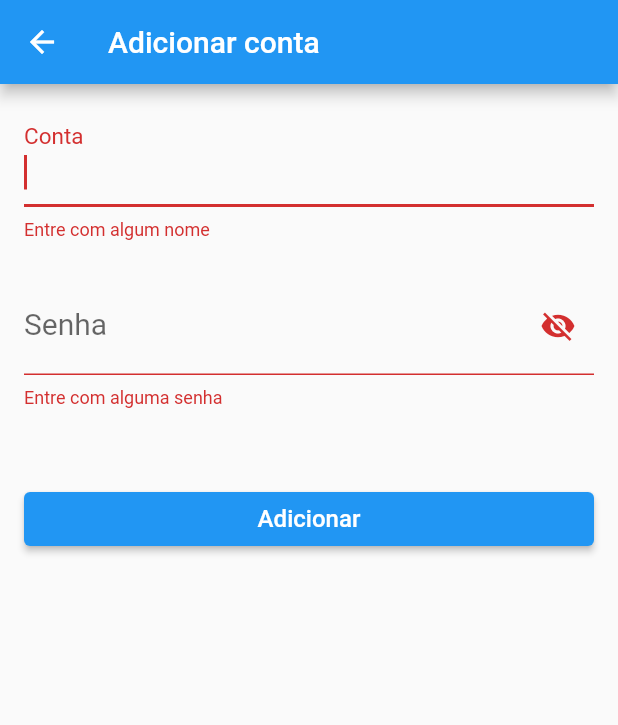
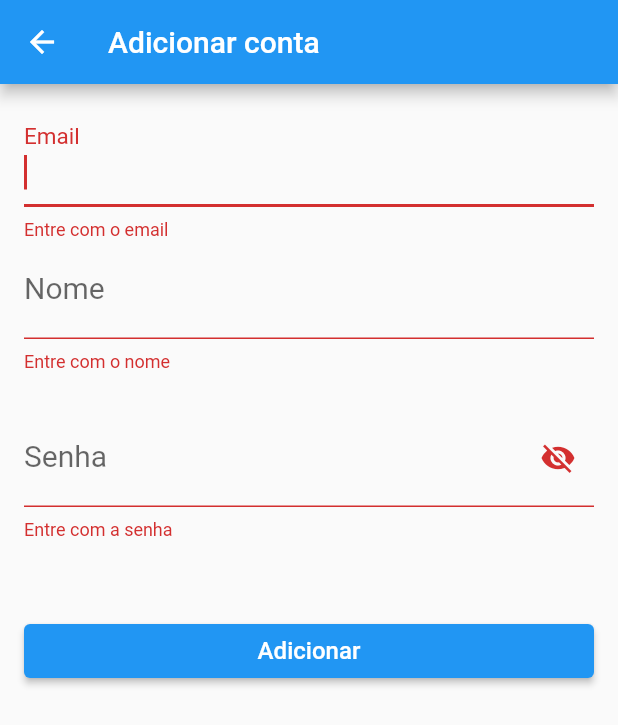
Before and after one commit to oliveira88/pass_manager_flutter, a Flutter app: the AddPassword screen opened directly, after a tap on "Adicionar", on a phone screen of 412 x 824 dp. Shown: the top 725 px of the screen. Run offline on Flutter 3.47's test engine with Material 2 defaults, Android fonts, the phone set to English and light mode, and no system bars; our stand-ins replace flutter_mobx, mobx; generated files the repository leaves out were written again.

Commit message:
Adição do campo email na conta

```diff
--- a/lib/model/account.dart
+++ b/lib/model/account.dart
@@ -4,10 +4,13 @@ part 'account.g.dart';
 class Account = _AccountBase with _$Account;
 
 abstract class _AccountBase with Store {
-  _AccountBase(this.name, this.password);
+  _AccountBase(this.email, this.name, this.password);
   @observable
   String name = '';
 
   @observable
+  String email = '';
+
+  @observable
   String password = '';
 }
--- a/lib/model/account_list.dart
+++ b/lib/model/account_list.dart
@@ -9,8 +9,8 @@ abstract class _AccountListBase with Store {
   ObservableList<Account> accounts = ObservableList<Account>();
 
   @action
-  void addAccount(name, password) {
-    final account = Account(name, password);
+  void addAccount(String email, String name, String password) {
+    final account = Account(email, name, password);
     accounts.add(account);
   }
 
--- a/lib/screens/add_account.dart
+++ b/lib/screens/add_account.dart
@@ -10,6 +10,7 @@ class AddPassword extends StatefulWidget {
 }
 
 class _AddPasswordState extends State<AddPassword> {
+  final _emailController = TextEditingController();
   final _nameController = TextEditingController();
   final _passwordController = TextEditingController();
 
@@ -24,10 +25,18 @@ class _AddPasswordState extends State<AddPassword> {
   }
 
   void _addAccount(BuildContext context, AccountList accounts) {
-    var name = _nameController.text;
-    var password = _passwordController.text;
-    accounts.addAccount(name, password);
+    String email = _emailController.text;
+    String name = _nameController.text;
+    String password = _passwordController.text;
+    accounts.addAccount(email, name, password);
     Navigator.pop(context);
+  }
+
+  String? _validateField(String? value, String text) {
+    if (value == null || value.isEmpty) {
+      return '$text';
+    }
+    return null;
   }
 
   @override
@@ -48,26 +57,26 @@ class _AddPasswordState extends State<AddPassword> {
               TextFormField(
                 autofocus: true,
                 style: TextStyle(fontSize: 20.0),
+                controller: _emailController,
+                validator: (value) =>
+                    _validateField(value, 'Entre com o email'),
+                keyboardType: TextInputType.emailAddress,
+                decoration: InputDecoration(labelText: 'Email'),
+                textInputAction: TextInputAction.next,
+              ),
+              TextFormField(
+                style: TextStyle(fontSize: 20.0),
                 controller: _nameController,
-                validator: (value) {
-                  if (value == null || value.isEmpty) {
-                    return 'Entre com algum nome';
-                  }
-                  return null;
-                },
-                decoration: InputDecoration(labelText: 'Conta'),
+                validator: (value) => _validateField(value, 'Entre com o nome'),
+                decoration: InputDecoration(labelText: 'Nome'),
                 textInputAction: TextInputAction.next,
               ),
               const SizedBox(height: 24.0),
               TextFormField(
                 style: TextStyle(fontSize: 20.0),
                 controller: _passwordController,
-                validator: (value) {
-                  if (value == null || value.isEmpty) {
-                    return 'Entre com alguma senha';
-                  }
-                  return null;
-                },
+                validator: (value) =>
+                    _validateField(value, 'Entre com a senha'),
                 decoration: InputDecoration(
                   labelText: 'Senha',
                   suffixIcon: IconButton(
```
Also changed, not shown: lib/model/account.g.dart, lib/model/account_list.g.dart.
